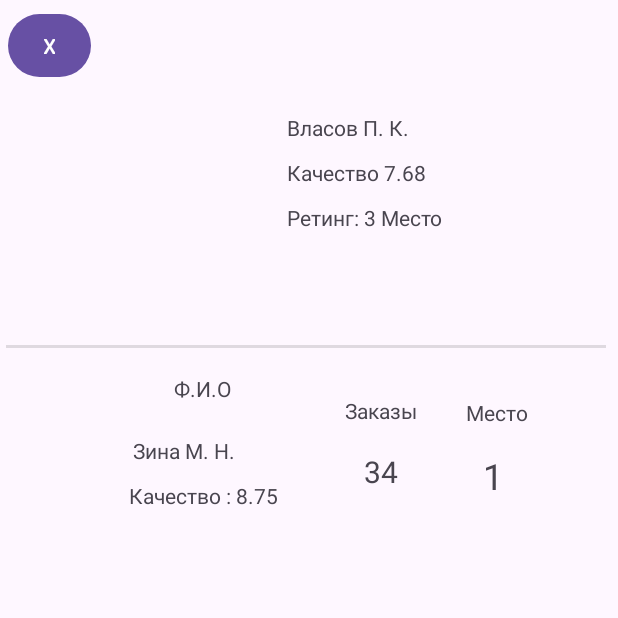
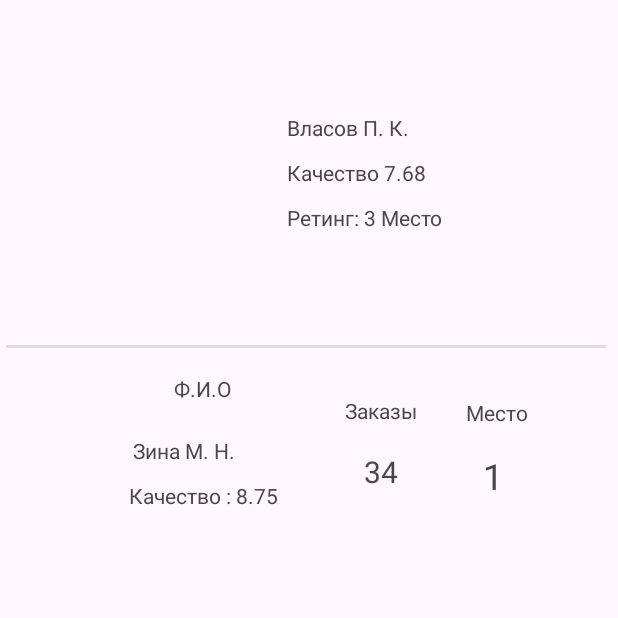
Before and after one commit to Voch302/AGRO_T2, an Android app: the MainRating screen opened directly, with no data from a screen before it, on a phone screen of 412 x 824 dp, the top half of it. Run offline under Robolectric (Android 15) with nearby library versions, the phone set to English and light mode, and no system bars.

Commit message:
full side menu with headler. have been deleted backbuttons

```diff
--- a/app/build.gradle.kts
+++ b/app/build.gradle.kts
@@ -33,6 +33,9 @@ android {
     kotlinOptions {
         jvmTarget = "1.8"
     }
+    buildFeatures {
+        viewBinding = true
+    }
 }
 
 dependencies {
--- a/app/src/main/java/com/example/agro_t2/AuthActivity.kt
+++ b/app/src/main/java/com/example/agro_t2/AuthActivity.kt
@@ -31,7 +31,7 @@ class AuthActivity : AppCompatActivity() {
             else {
                 if ((login != "") && (pass != "")) {
                     Toast.makeText(this, "Успешный вход", Toast.LENGTH_LONG).show()
-                    val intentLogIn = Intent(this, Main_Menu::class.java)
+                    val intentLogIn = Intent(this, orderActivity::class.java)
                     startActivity(intentLogIn)
                 }
             }
--- a/app/src/main/java/com/example/agro_t2/MainActivity.kt
+++ b/app/src/main/java/com/example/agro_t2/MainActivity.kt
@@ -34,7 +34,7 @@ class MainActivity : AppCompatActivity() {
             else {
                 val user = User(login, email, pass)
                 Toast.makeText(
-                    this, "Пользователь $login успешно зарегестрирован",
+                    this, "Пользователь $login успешно зарегистрирован",
                     Toast.LENGTH_LONG).show()
                 }
 
--- a/app/src/main/java/com/example/agro_t2/MainRating.kt
+++ b/app/src/main/java/com/example/agro_t2/MainRating.kt
@@ -1,20 +1,64 @@
 package com.example.agro_t2
 
+import android.content.Intent
 import android.os.Bundle
 import androidx.activity.enableEdgeToEdge
 import androidx.appcompat.app.AppCompatActivity
 import androidx.core.view.ViewCompat
 import androidx.core.view.WindowInsetsCompat
+import com.example.agro_t2.databinding.ActivityMainRatingBinding
 
 class MainRating : AppCompatActivity() {
+    lateinit var binding: ActivityMainRatingBinding
     override fun onCreate(savedInstanceState: Bundle?) {
         super.onCreate(savedInstanceState)
         enableEdgeToEdge()
-        setContentView(R.layout.activity_main_rating)
-        ViewCompat.setOnApplyWindowInsetsListener(findViewById(R.id.mainRating)) { v, insets ->
-            val systemBars = insets.getInsets(WindowInsetsCompat.Type.systemBars())
-            v.setPadding(systemBars.left, systemBars.top, systemBars.right, systemBars.bottom)
-            insets
+        binding = ActivityMainRatingBinding.inflate(layoutInflater)
+
+        setContentView(binding.root)
+
+        binding.nav.setNavigationItemSelectedListener {
+            when (it.itemId) {
+                R.id.orderNavMenu -> {
+                    val intent = Intent(this@MainRating, orderActivity::class.java)
+                    startActivity(intent)
+                }
+            }
+            when (it.itemId) {
+                R.id.orderHistoryNavMenu -> {
+                    val intent = Intent(this@MainRating, OrderHistory::class.java)
+                    startActivity(intent)
+                }
+            }
+            when (it.itemId) {
+                R.id.ratingNavMenu -> {
+                    val intent = Intent(this@MainRating, MainRating::class.java)
+                    startActivity(intent)
+                }
+            }
+            when (it.itemId) {
+                R.id.controllerNavMenu -> {
+                    val intent = Intent(this@MainRating, Chat_Contoller::class.java)
+                    startActivity(intent)
+                }
+            }
+            when (it.itemId) {
+                R.id.settingsNavMenu -> {
+                    val intent = Intent(this@MainRating, settings::class.java)
+                    startActivity(intent)
+                }
+            }
+            true
         }
+
+
+
+
+
+
+
+
+
+
     }
 }
--- a/app/src/main/res/layout/activity_auth.xml
+++ b/app/src/main/res/layout/activity_auth.xml
@@ -66,7 +66,7 @@
         android:layout_height="40dp"
         android:layout_marginTop="52dp"
         android:gravity="center"
-        android:text="Регистрация"
+        android:text="Нету аккаунта? Создайте его!"
         app:layout_constraintEnd_toEndOf="parent"
         app:layout_constraintHorizontal_bias="0.452"
         app:layout_constraintStart_toStartOf="parent"
--- a/app/src/main/res/layout/activity_main.xml
+++ b/app/src/main/res/layout/activity_main.xml
@@ -83,7 +83,7 @@
         android:layout_height="53dp"
         android:layout_marginTop="56dp"
         android:gravity="center_horizontal"
-        android:text="Нету аккаунта? Создайте его!"
+        android:text="Уже есть аккаунт? Войдите в него!"
         android:textSize="20dp"
         app:layout_constraintEnd_toEndOf="parent"
         app:layout_constraintHorizontal_bias="0.498"
--- a/app/src/main/res/layout/activity_main_rating.xml
+++ b/app/src/main/res/layout/activity_main_rating.xml
@@ -1,5 +1,15 @@
 <?xml version="1.0" encoding="utf-8"?>
-<androidx.constraintlayout.widget.ConstraintLayout xmlns:android="http://schemas.android.com/apk/res/android"
+<androidx.drawerlayout.widget.DrawerLayout
+    xmlns:android="http://schemas.android.com/apk/res/android"
+    xmlns:app="http://schemas.android.com/apk/res-auto"
+    xmlns:tools="http://schemas.android.com/tools"
+    android:id="@+id/drawer_layout"
+    android:layout_width="match_parent"
+    android:layout_height="match_parent"
+    tools:context=".orderActivity">
+
+<androidx.constraintlayout.widget.ConstraintLayout
+    xmlns:android="http://schemas.android.com/apk/res/android"
     xmlns:app="http://schemas.android.com/apk/res-auto"
     xmlns:tools="http://schemas.android.com/tools"
     android:id="@+id/mainRating"
@@ -175,14 +185,17 @@
         app:layout_constraintStart_toEndOf="@+id/textViewOrdersUser1"
         app:layout_constraintTop_toBottomOf="@+id/textViewPlace" />
 
-    <Button
-        android:id="@+id/buttonBackRating"
-        android:layout_width="55dp"
-        android:layout_height="50dp"
-        android:layout_marginStart="5dp"
-        android:layout_marginTop="5dp"
-        android:text="X"
-        app:layout_constraintStart_toStartOf="parent"
-        app:layout_constraintTop_toTopOf="parent" />
+
 
 </androidx.constraintlayout.widget.ConstraintLayout>
+
+    <com.google.android.material.navigation.NavigationView
+        android:id="@+id/nav"
+        android:layout_width="wrap_content"
+        android:layout_height="match_parent"
+        android:layout_gravity="start"
+        app:menu="@menu/nav_menu"
+        app:headerLayout="@layout/header"/>
+
+
+</androidx.drawerlayout.widget.DrawerLayout>
--- /dev/null
+++ b/app/src/main/res/menu/nav_menu.xml
@@ -0,0 +1,18 @@
+<?xml version="1.0" encoding="utf-8"?>
+<menu xmlns:android="http://schemas.android.com/apk/res/android"
+    xmlns:tools="http://schemas.android.com/tools"
+    tools:showIn="navigation_view">
+    <item android:title="Category 1">
+        <menu>
+            <item android:title = "Заказ" android:id="@+id/orderNavMenu" android:icon="@drawable/ic_launcher_foreground"/>
+            <item android:title = "История заказов" android:id="@+id/orderHistoryNavMenu" android:icon="@drawable/ic_launcher_foreground"/>
+            <item android:title = "Рейтинг" android:id="@+id/ratingNavMenu" android:icon="@drawable/ic_launcher_foreground"/>
+            <item android:title = "Связаться с контролером" android:id="@+id/controllerNavMenu" android:icon="@drawable/ic_launcher_foreground"/>
+            <item android:title = "Настройки" android:id="@+id/settingsNavMenu" android:icon="@drawable/ic_launcher_foreground"/>
+
+
+        </menu>
+
+
+    </item>
+</menu>
```
Also changed, not shown: app/src/main/AndroidManifest.xml (+17 -4 lines), app/src/main/java/com/example/agro_t2/Chat_Contoller.kt (+41 -2 lines), app/src/main/java/com/example/agro_t2/MainPage.kt (added, +56 -0 lines), app/src/main/java/com/example/agro_t2/OrderHistory.kt (+44 -5 lines), app/src/main/java/com/example/agro_t2/orderActivity.kt (+36 -7 lines), app/src/main/java/com/example/agro_t2/settings.kt (+44 -5 lines), app/src/main/res/layout/activity_chat_contoller.xml (+23 -1 lines), app/src/main/res/layout/activity_main_page.xml (added, +24 -0 lines), app/src/main/res/layout/activity_order.xml (+23 -10 lines), app/src/main/res/layout/activity_order_history.xml (+22 -1 lines), app/src/main/res/layout/activity_settings.xml (+23 -11 lines), app/src/main/res/layout/header.xml (added, +28 -0 lines).
